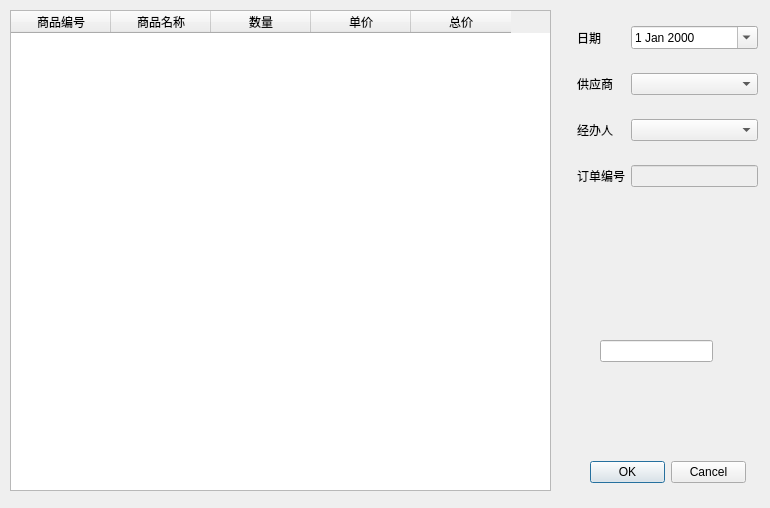
Before: the Qt Designer form FrmBuyOrder.ui in linchengyuan/db, drawn with Qt 5.
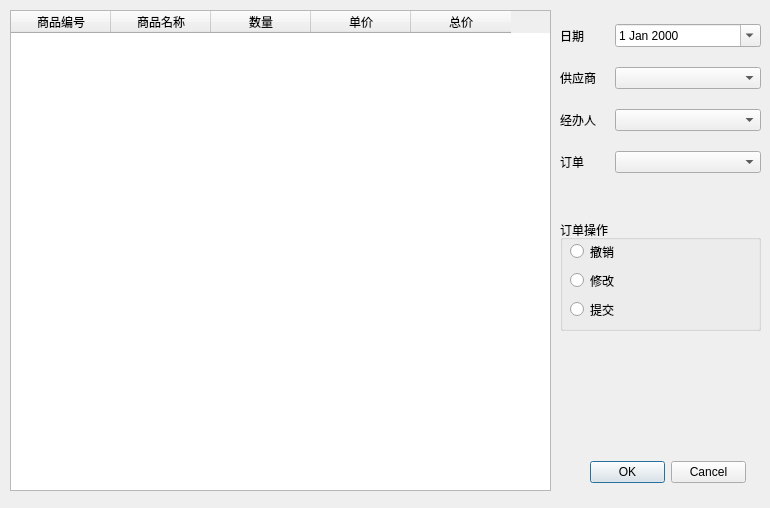
After: the same form once the commit is applied.

Commit message: fix buy order manager

```diff
--- a/FrmBuyOrder.ui
+++ b/FrmBuyOrder.ui
@@ -89,21 +89,68 @@
     <set>QDialogButtonBox::Cancel|QDialogButtonBox::Ok</set>
    </property>
   </widget>
+  <widget class="QGroupBox" name="groupBox">
+   <property name="geometry">
+    <rect>
+     <x>560</x>
+     <y>220</y>
+     <width>201</width>
+     <height>111</height>
+    </rect>
+   </property>
+   <property name="title">
+    <string>订单操作</string>
+   </property>
+   <widget class="QWidget" name="layoutWidget">
+    <property name="geometry">
+     <rect>
+      <x>10</x>
+      <y>20</y>
+      <width>51</width>
+      <height>81</height>
+     </rect>
+    </property>
+    <layout class="QVBoxLayout" name="verticalLayout">
+     <item>
+      <widget class="QRadioButton" name="radioButton">
+       <property name="sizePolicy">
+        <sizepolicy hsizetype="Minimum" vsizetype="Fixed">
+         <horstretch>0</horstretch>
+         <verstretch>0</verstretch>
+        </sizepolicy>
+       </property>
+       <property name="text">
+        <string>撤销</string>
+       </property>
+      </widget>
+     </item>
+     <item>
+      <widget class="QRadioButton" name="radioButton_2">
+       <property name="text">
+        <string>修改</string>
+       </property>
+      </widget>
+     </item>
+     <item>
+      <widget class="QRadioButton" name="radioButton_3">
+       <property name="text">
+        <string>提交</string>
+       </property>
+      </widget>
+     </item>
+    </layout>
+   </widget>
+  </widget>
   <widget class="QWidget" name="layoutWidget">
    <property name="geometry">
     <rect>
-     <x>577</x>
-     <y>8</y>
-     <width>181</width>
-     <height>201</height>
+     <x>560</x>
+     <y>10</y>
+     <width>201</width>
+     <height>181</height>
     </rect>
    </property>
-   <property name="font">
-    <font>
-     <pointsize>9</pointsize>
-    </font>
-   </property>
-   <layout class="QGridLayout" name="gridLayout">
+   <layout class="QGridLayout" name="gridLayout" columnstretch="1,3" columnminimumwidth="0,0">
     <item row="0" column="0">
      <widget class="QLabel" name="label">
       <property name="font">
@@ -175,40 +222,16 @@
     </item>
     <item row="3" column="0">
      <widget class="QLabel" name="label_4">
-      <property name="font">
-       <font>
-        <pointsize>9</pointsize>
-       </font>
-      </property>
       <property name="text">
-       <string>订单编号</string>
+       <string>订单</string>
       </property>
      </widget>
     </item>
     <item row="3" column="1">
-     <widget class="QLineEdit" name="id">
-      <property name="enabled">
-       <bool>false</bool>
-      </property>
-      <property name="font">
-       <font>
-        <pointsize>9</pointsize>
-       </font>
-      </property>
-     </widget>
+     <widget class="QComboBox" name="comboBox"/>
     </item>
    </layout>
   </widget>
-  <widget class="QLineEdit" name="lineEdit">
-   <property name="geometry">
-    <rect>
-     <x>600</x>
-     <y>340</y>
-     <width>113</width>
-     <height>22</height>
-    </rect>
-   </property>
-  </widget>
  </widget>
  <resources/>
  <connections/>
```
The commit also changes 4 other files.
